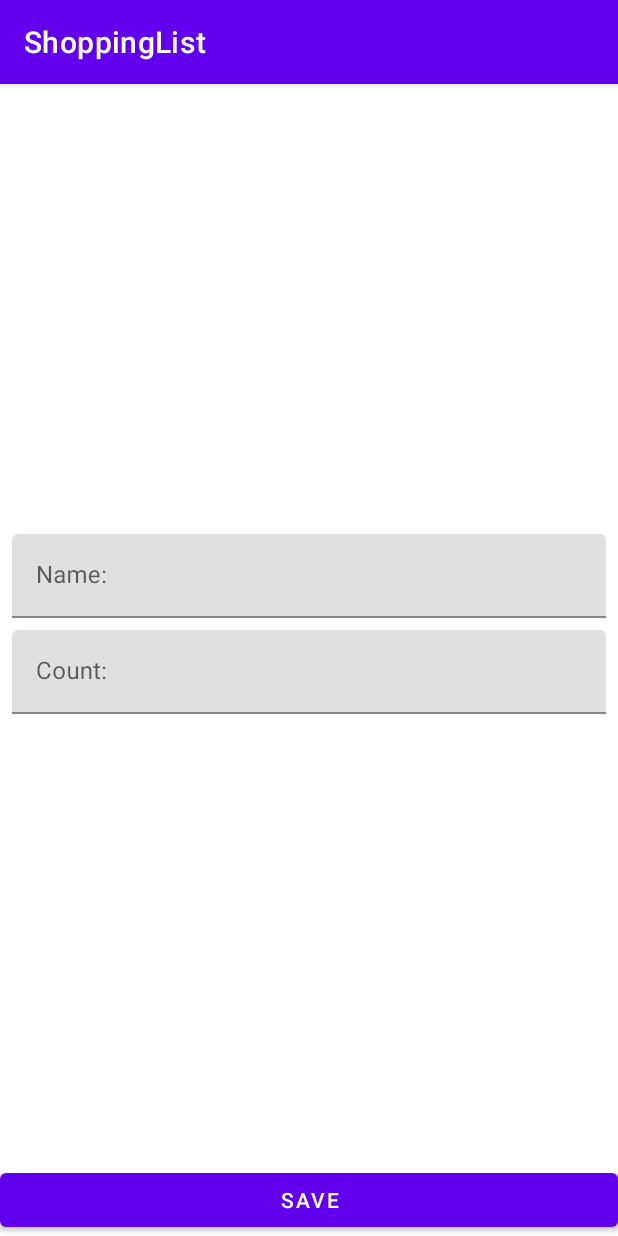
After one commit to PiligrimLazlo/StepicCourse, an Android app: the fragment ShopItemFragment placed in its activity, on a phone screen of 412 x 824 dp. The commit adds this screen. Run offline under Robolectric (Android 15) with nearby library versions, the phone set to English and light mode, and no system bars; 6 statements that could not run were skipped.

Commit message:
fragments added to MainActivity.kt

```diff
--- /dev/null
+++ b/ShoppingList/app/src/main/java/ru/pl/shoppinglist/presentation/ShopItemFragment.kt
@@ -0,0 +1,152 @@
+package ru.pl.shoppinglist.presentation
+
+import android.content.Context
+import android.content.Intent
+import android.os.Bundle
+import android.view.LayoutInflater
+import android.view.View
+import android.view.ViewGroup
+import android.widget.Button
+import android.widget.EditText
+import androidx.core.os.bundleOf
+import androidx.core.widget.doOnTextChanged
+import androidx.fragment.app.Fragment
+import androidx.lifecycle.ViewModelProvider
+import com.google.android.material.textfield.TextInputLayout
+import ru.pl.shoppinglist.R
+import ru.pl.shoppinglist.domain.ShopItem
+
+class ShopItemFragment : Fragment() {
+
+    private lateinit var viewModel: ShopItemViewModel
+
+    private lateinit var tilName: TextInputLayout
+    private lateinit var tilCount: TextInputLayout
+    private lateinit var etName: EditText
+    private lateinit var etCount: EditText
+    private lateinit var buttonSave: Button
+
+    private var screenMode: String = MODE_UNKNOWN
+    private var shopItemId: Int = ShopItem.UNDEFINED_ID
+
+    override fun onCreate(savedInstanceState: Bundle?) {
+        super.onCreate(savedInstanceState)
+
+        parseParams()
+    }
+
+
+    override fun onCreateView(
+        inflater: LayoutInflater,
+        container: ViewGroup?,
+        savedInstanceState: Bundle?
+    ): View? {
+        return inflater.inflate(R.layout.fragment_shop_item, container, false)
+    }
+
+    override fun onViewCreated(view: View, savedInstanceState: Bundle?) {
+        super.onViewCreated(view, savedInstanceState)
+
+        viewModel = ViewModelProvider(this)[ShopItemViewModel::class.java]
+        initViews(view)
+        addTextChangeListeners()
+        launchRightMode()
+        observeViewModel()
+    }
+
+
+    private fun launchEditMode() {
+        viewModel.getShopItem(shopItemId)
+        viewModel.shopItemLD.observe(viewLifecycleOwner) {
+            etName.setText(it.name)
+            etCount.setText(it.count.toString())
+        }
+        buttonSave.setOnClickListener {
+            viewModel.editShopItem(etName.text?.toString(), etCount.text?.toString())
+        }
+    }
+
+    private fun launchAddMode() {
+        buttonSave.setOnClickListener {
+            viewModel.addShopItem(etName.text.toString(), etCount.text.toString())
+        }
+    }
+
+    private fun addTextChangeListeners() {
+        etName.doOnTextChanged { text, start, before, count ->
+            viewModel.resetErrorInputName()
+        }
+        etCount.doOnTextChanged { text, start, before, count ->
+            viewModel.resetErrorInputCount()
+        }
+    }
+
+    private fun launchRightMode() {
+        when (screenMode) {
+            MODE_EDIT -> launchEditMode()
+            MODE_ADD -> launchAddMode()
+        }
+    }
+
+    private fun observeViewModel() {
+        viewModel.errorInputName.observe(viewLifecycleOwner) {
+            val message = if (it) getString(R.string.error_input_name) else null
+            tilName.error = message
+        }
+        viewModel.errorInputCount.observe(viewLifecycleOwner) {
+            val message = if (it) getString(R.string.error_input_count) else null
+            tilCount.error = message
+        }
+        viewModel.shouldCloseScreen.observe(viewLifecycleOwner) {
+            activity?.onBackPressed()
+        }
+    }
+
+    private fun parseParams() {
+        val args = requireArguments()
+        if (!args.containsKey(SCREEN_MODE))
+            throw RuntimeException("Param screen mode is absent")
+        val mode = args.getString(SCREEN_MODE)
+        if (mode != MODE_EDIT && mode != MODE_ADD)
+            throw RuntimeException("Unknown screen mode $mode")
+        screenMode = mode
+        if (screenMode == MODE_EDIT) {
+            if (!args.containsKey(EXTRA_SHOP_ITEM_ID)) {
+                throw RuntimeException("Param shop item id is absent")
+            }
+            shopItemId = args.getInt(EXTRA_SHOP_ITEM_ID, ShopItem.UNDEFINED_ID)
+        }
+    }
+
+    private fun initViews(view: View) {
+        tilName = view.findViewById(R.id.til_name)
+        tilCount = view.findViewById(R.id.til_count)
+        etName = view.findViewById(R.id.et_name)
+        etCount = view.findViewById(R.id.et_count)
+        buttonSave = view.findViewById(R.id.save_button)
+    }
+
+
+    companion object {
+        private const val SCREEN_MODE = "extra_mode"
+        private const val EXTRA_SHOP_ITEM_ID = "extra_shop_item_id"
+        private const val MODE_EDIT = "mode_edit"
+        private const val MODE_ADD = "mode_add"
+        private const val MODE_UNKNOWN = ""
+
+        fun newInstanceAddItem(): ShopItemFragment {
+            return ShopItemFragment().apply {
+                arguments = bundleOf(SCREEN_MODE to MODE_ADD)
+            }
+        }
+
+        fun newInstanceEditItem(shopItemId: Int): ShopItemFragment {
+            return ShopItemFragment().apply {
+                arguments = bundleOf(
+                    SCREEN_MODE to MODE_EDIT,
+                    EXTRA_SHOP_ITEM_ID to shopItemId
+                )
+            }
+        }
+    }
+}
--- a/ShoppingList/app/src/main/res/layout/activity_shop_item.xml
+++ b/ShoppingList/app/src/main/res/layout/activity_shop_item.xml
@@ -1,58 +1,10 @@
 <?xml version="1.0" encoding="utf-8"?>
-<androidx.constraintlayout.widget.ConstraintLayout xmlns:android="http://schemas.android.com/apk/res/android"
+<androidx.fragment.app.FragmentContainerView
+    xmlns:android="http://schemas.android.com/apk/res/android"
     xmlns:app="http://schemas.android.com/apk/res-auto"
     xmlns:tools="http://schemas.android.com/tools"
+    android:id="@+id/shop_item_container"
     android:layout_width="match_parent"
     android:layout_height="match_parent"
-    tools:context=".presentation.ShopItemActivity">
-
-    <com.google.android.material.textfield.TextInputLayout
-        android:id="@+id/til_name"
-        android:layout_width="0dp"
-        android:layout_height="wrap_content"
-        android:layout_marginStart="8dp"
-        android:layout_marginEnd="8dp"
-        android:layout_marginBottom="4dp"
-        app:layout_constraintBottom_toTopOf="@id/til_count"
-        app:layout_constraintEnd_toEndOf="parent"
-        app:layout_constraintStart_toStartOf="parent"
-        app:layout_constraintTop_toTopOf="parent"
-        app:layout_constraintVertical_chainStyle="packed">
-
-        <com.google.android.material.textfield.TextInputEditText
-            android:id="@+id/et_name"
-            android:layout_width="match_parent"
-            android:layout_height="wrap_content"
-            android:hint="@string/name_hint"
-            android:inputType="textCapWords" />
-    </com.google.android.material.textfield.TextInputLayout>
-
-    <com.google.android.material.textfield.TextInputLayout
-        android:id="@+id/til_count"
-        android:layout_width="0dp"
-        android:layout_height="wrap_content"
-        android:layout_marginStart="8dp"
-        android:layout_marginTop="4dp"
-        android:layout_marginEnd="8dp"
-        app:layout_constraintBottom_toTopOf="@+id/save_button"
-        app:layout_constraintEnd_toEndOf="parent"
-        app:layout_constraintStart_toStartOf="parent"
-        app:layout_constraintTop_toBottomOf="@+id/til_name">
-
-        <com.google.android.material.textfield.TextInputEditText
-            android:id="@+id/et_count"
-            android:layout_width="match_parent"
-            android:layout_height="wrap_content"
-            android:hint="@string/count_hint"
-            android:inputType="number" />
-    </com.google.android.material.textfield.TextInputLayout>
-
-    <Button
-        android:id="@+id/save_button"
-        android:layout_width="0dp"
-        android:layout_height="wrap_content"
-        android:text="@string/save_btn"
-        app:layout_constraintBottom_toBottomOf="parent"
-        app:layout_constraintEnd_toEndOf="parent"
-        app:layout_constraintStart_toStartOf="parent" />
-</androidx.constraintlayout.widget.ConstraintLayout>
+    tools:context=".presentation.ShopItemActivity"
+    tools:layout="@layout/fragment_shop_item" />
--- /dev/null
+++ b/ShoppingList/app/src/main/res/layout/fragment_shop_item.xml
@@ -0,0 +1,58 @@
+<?xml version="1.0" encoding="utf-8"?>
+<androidx.constraintlayout.widget.ConstraintLayout xmlns:android="http://schemas.android.com/apk/res/android"
+    xmlns:app="http://schemas.android.com/apk/res-auto"
+    xmlns:tools="http://schemas.android.com/tools"
+    android:layout_width="match_parent"
+    android:layout_height="match_parent"
+    tools:context=".presentation.ShopItemFragment">
+
+    <com.google.android.material.textfield.TextInputLayout
+        android:id="@+id/til_name"
+        android:layout_width="0dp"
+        android:layout_height="wrap_content"
+        android:layout_marginStart="8dp"
+        android:layout_marginEnd="8dp"
+        android:layout_marginBottom="4dp"
+        app:layout_constraintBottom_toTopOf="@id/til_count"
+        app:layout_constraintEnd_toEndOf="parent"
+        app:layout_constraintStart_toStartOf="parent"
+        app:layout_constraintTop_toTopOf="parent"
+        app:layout_constraintVertical_chainStyle="packed">
+
+        <com.google.android.material.textfield.TextInputEditText
+            android:id="@+id/et_name"
+            android:layout_width="match_parent"
+            android:layout_height="wrap_content"
+            android:hint="@string/name_hint"
+            android:inputType="textCapWords" />
+    </com.google.android.material.textfield.TextInputLayout>
+
+    <com.google.android.material.textfield.TextInputLayout
+        android:id="@+id/til_count"
+        android:layout_width="0dp"
+        android:layout_height="wrap_content"
+        android:layout_marginStart="8dp"
+        android:layout_marginTop="4dp"
+        android:layout_marginEnd="8dp"
+        app:layout_constraintBottom_toTopOf="@+id/save_button"
+        app:layout_constraintEnd_toEndOf="parent"
+        app:layout_constraintStart_toStartOf="parent"
+        app:layout_constraintTop_toBottomOf="@+id/til_name">
+
+        <com.google.android.material.textfield.TextInputEditText
+            android:id="@+id/et_count"
+            android:layout_width="match_parent"
+            android:layout_height="wrap_content"
+            android:hint="@string/count_hint"
+            android:inputType="number" />
+    </com.google.android.material.textfield.TextInputLayout>
+
+    <Button
+        android:id="@+id/save_button"
+        android:layout_width="0dp"
+        android:layout_height="wrap_content"
+        android:text="@string/save_btn"
+        app:layout_constraintBottom_toBottomOf="parent"
+        app:layout_constraintEnd_toEndOf="parent"
+        app:layout_constraintStart_toStartOf="parent" />
+</androidx.constraintlayout.widget.ConstraintLayout>
--- a/ShoppingList/app/src/main/res/values/strings.xml
+++ b/ShoppingList/app/src/main/res/values/strings.xml
@@ -6,4 +6,6 @@
     <string name="save_btn">Save</string>
     <string name="error_input_name">Wrong name</string>
     <string name="error_input_count">Wrong count</string>
+<!-- TODO: Remove or change this placeholder text -->
+    <string name="hello_blank_fragment">Hello blank fragment</string>
 </resources>
```
Also changed, not shown: ShoppingList/app/src/main/java/ru/pl/shoppinglist/presentation/MainActivity.kt (+25 -3 lines), ShoppingList/app/src/main/java/ru/pl/shoppinglist/presentation/ShopItemActivity.kt (+11 -57 lines), ShoppingList/app/src/main/res/layout-land/activity_main.xml (added, +48 -0 lines).
